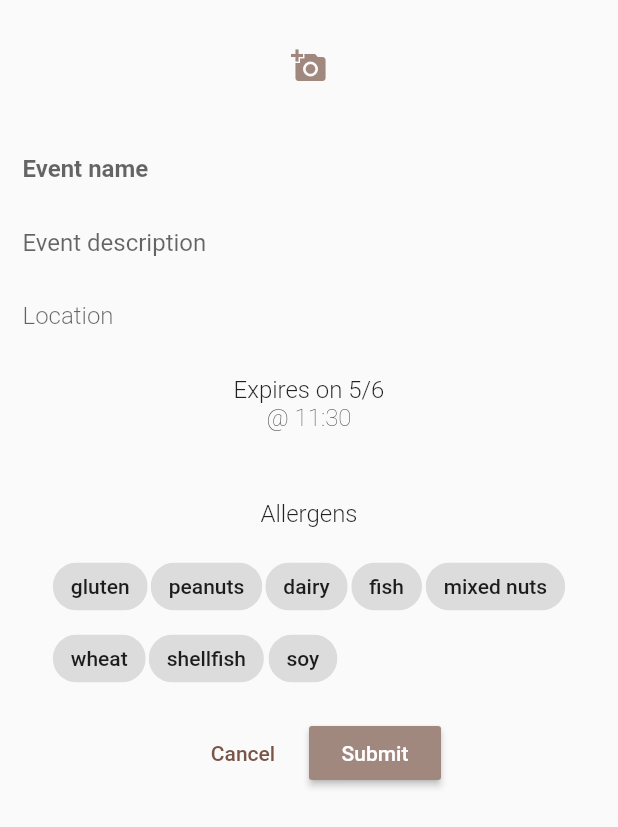
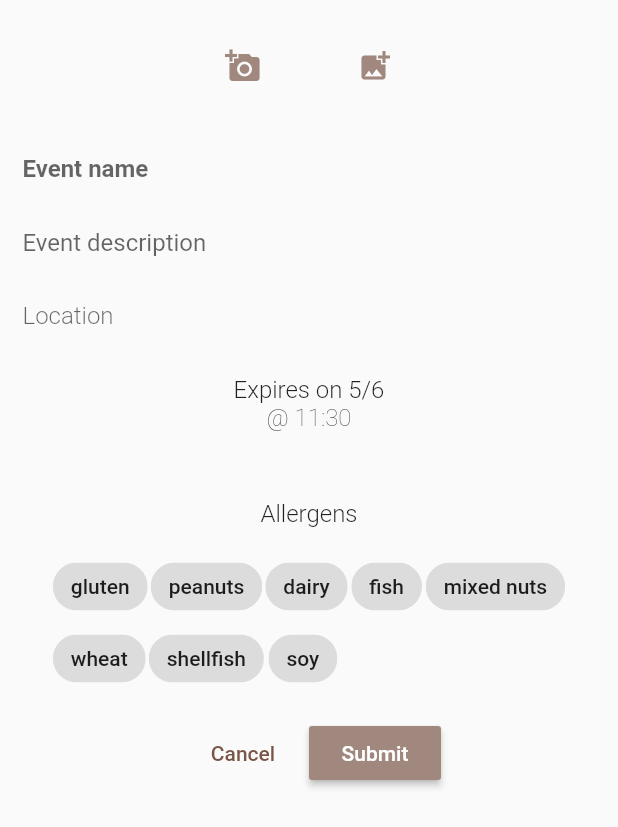
Before and after one commit to SCU-Sustainability/extra-eats, a Flutter app: the SubmitPost widget shown alone on an empty page, opened directly, after a tap on the "add a photo" icon, on a phone screen of 412 x 824 dp. Shown: the top 827 px of the screen. Run offline on Flutter 3.47's test engine with Material 2 defaults, Android fonts, the phone set to English and light mode, and no system bars; our stand-ins replace dio, flutter_datetime_picker, image_picker; missing offline and left inert: onesignal; generated files the repository leaves out were written again; network calls fail.

Commit message:
Upload from gallery button

```diff
--- a/client/lib/pages/submit_post.dart
+++ b/client/lib/pages/submit_post.dart
@@ -33,8 +33,8 @@ class _SubmitPostState extends State<SubmitPost> {
   ];
   File _image;
 
-  Future getImage() async {
-    var image = await ImagePicker.pickImage(source: ImageSource.camera);
+  Future getImage(ImageSource src) async {
+    var image = await ImagePicker.pickImage(source: src);
     setState(() {
       this._image = image;
     });
@@ -123,12 +123,24 @@ class _SubmitPostState extends State<SubmitPost> {
     var items = [
       Padding(
         child: Center(
-            child: _image == null
-                ? FlatButton(
-                    textColor: Colors.brown[300],
-                    child: Icon(Icons.add_a_photo),
-                    onPressed: getImage)
-                : new Image.file(this._image, fit: BoxFit.fitWidth)),
+            //if no image yet then show upload buttons, otherwise show image.
+            child:
+            _image == null
+            ? Row(
+                children: <Widget> [
+                    FlatButton(
+                        textColor: Colors.brown[300],
+                        child: Icon(Icons.add_a_photo),
+                        onPressed: () => getImage(ImageSource.camera)),
+                    FlatButton(
+                        textColor: Colors.brown[300],
+                        child: Icon(Icons.add_photo_alternate),
+                        onPressed: () => getImage(ImageSource.gallery))
+                ],
+                mainAxisAlignment: MainAxisAlignment.center
+            )
+            : new Image.file(this._image, fit: BoxFit.fitWidth)
+        ),
         padding: EdgeInsets.all(20),
       ),
 
--- a/client/pubspec.yaml
+++ b/client/pubspec.yaml
@@ -17,8 +17,8 @@ dependencies:
     sdk: flutter
   json_annotation: ^2.2.0
   onesignal: ^1.1.0
-  image_picker: ^0.5.4+3
-  flutter_datetime_picker: ^1.1.6
+  image_picker: ^0.6.0+2
+  flutter_datetime_picker: ^1.2.0
   image: ^2.0.7
   dio: ^2.1.2
   # http: ^0.12.0+1
```
